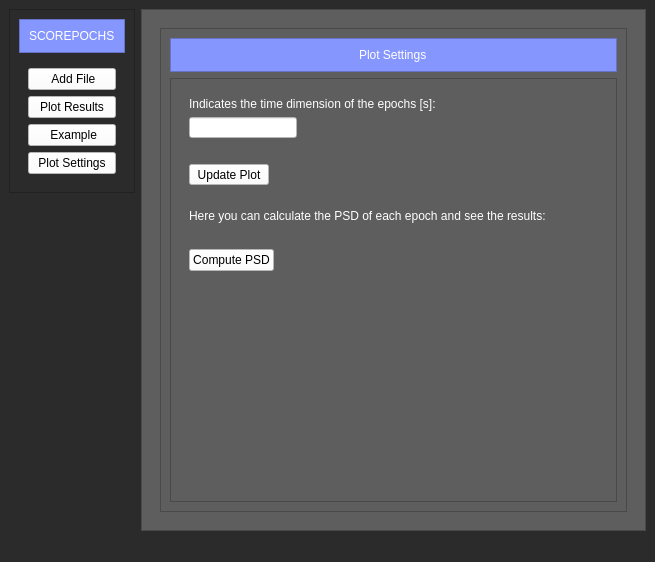
Qt form qt_tesi.ui (saugabriele/Scorepochs_GUI) before a commit.
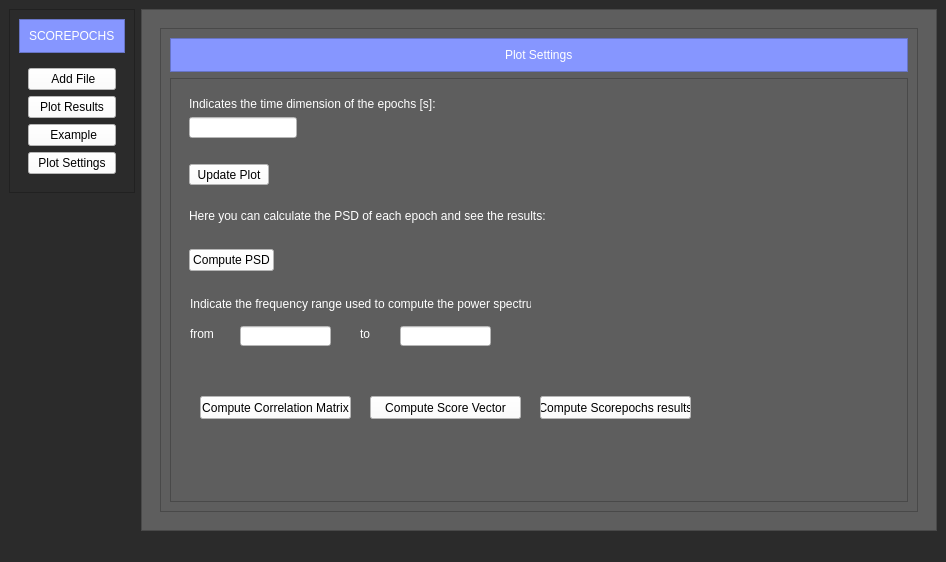
The same form after that commit. Icons and pictures are not drawn.

```diff
--- a/qt_tesi.ui
+++ b/qt_tesi.ui
@@ -6,7 +6,7 @@
    <rect>
     <x>0</x>
     <y>0</y>
-    <width>655</width>
+    <width>946</width>
     <height>562</height>
    </rect>
   </property>
@@ -857,6 +857,189 @@
                    </layout>
                   </widget>
                  </item>
+                 <item>
+                  <widget class="QWidget" name="widget_8" native="true">
+                   <property name="sizePolicy">
+                    <sizepolicy hsizetype="Preferred" vsizetype="Expanding">
+                     <horstretch>0</horstretch>
+                     <verstretch>0</verstretch>
+                    </sizepolicy>
+                   </property>
+                   <widget class="QLabel" name="label_16">
+                    <property name="geometry">
+                     <rect>
+                      <x>10</x>
+                      <y>10</y>
+                      <width>341</width>
+                      <height>16</height>
+                     </rect>
+                    </property>
+                    <property name="styleSheet">
+                     <string notr="true">color: rgb(255, 255, 255);</string>
+                    </property>
+                    <property name="text">
+                     <string>Indicate the frequency range used to compute the power spectrum:</string>
+                    </property>
+                   </widget>
+                   <widget class="QLabel" name="label_17">
+                    <property name="geometry">
+                     <rect>
+                      <x>10</x>
+                      <y>40</y>
+                      <width>51</width>
+                      <height>16</height>
+                     </rect>
+                    </property>
+                    <property name="styleSheet">
+                     <string notr="true">color: rgb(255, 255, 255);</string>
+                    </property>
+                    <property name="text">
+                     <string>from</string>
+                    </property>
+                   </widget>
+                   <widget class="QLabel" name="label_18">
+                    <property name="geometry">
+                     <rect>
+                      <x>180</x>
+                      <y>40</y>
+                      <width>51</width>
+                      <height>16</height>
+                     </rect>
+                    </property>
+                    <property name="styleSheet">
+                     <string notr="true">color: rgb(255, 255, 255);</string>
+                    </property>
+                    <property name="text">
+                     <string>to</string>
+                    </property>
+                   </widget>
+                   <widget class="QLineEdit" name="min_freqRange">
+                    <property name="geometry">
+                     <rect>
+                      <x>60</x>
+                      <y>40</y>
+                      <width>91</width>
+                      <height>20</height>
+                     </rect>
+                    </property>
+                    <property name="styleSheet">
+                     <string notr="true">background-color: rgb(255, 255, 255);</string>
+                    </property>
+                   </widget>
+                   <widget class="QLineEdit" name="max_freqRange">
+                    <property name="geometry">
+                     <rect>
+                      <x>220</x>
+                      <y>40</y>
+                      <width>91</width>
+                      <height>20</height>
+                     </rect>
+                    </property>
+                    <property name="styleSheet">
+                     <string notr="true">background-color: rgb(255, 255, 255);</string>
+                    </property>
+                   </widget>
+                   <widget class="QPushButton" name="compute_corr_matrix_button">
+                    <property name="geometry">
+                     <rect>
+                      <x>20</x>
+                      <y>110</y>
+                      <width>151</width>
+                      <height>23</height>
+                     </rect>
+                    </property>
+                    <property name="styleSheet">
+                     <string notr="true">background-color: rgb(255, 255, 255);</string>
+                    </property>
+                    <property name="text">
+                     <string>Compute Correlation Matrix</string>
+                    </property>
+                   </widget>
+                   <widget class="QPushButton" name="compute_score_vector_button">
+                    <property name="geometry">
+                     <rect>
+                      <x>190</x>
+                      <y>110</y>
+                      <width>151</width>
+                      <height>23</height>
+                     </rect>
+                    </property>
+                    <property name="styleSheet">
+                     <string notr="true">background-color: rgb(255, 255, 255);</string>
+                    </property>
+                    <property name="text">
+                     <string>Compute Score Vector</string>
+                    </property>
+                   </widget>
+                   <widget class="QPushButton" name="compute_scorepochs_button">
+                    <property name="geometry">
+                     <rect>
+                      <x>360</x>
+                      <y>110</y>
+                      <width>151</width>
+                      <height>23</height>
+                     </rect>
+                    </property>
+                    <property name="styleSheet">
+                     <string notr="true">background-color: rgb(255, 255, 255);</string>
+                    </property>
+                    <property name="text">
+                     <string>Compute Scorepochs results</string>
+                    </property>
+                   </widget>
+                   <widget class="QLabel" name="scorepochs_error_message">
+                    <property name="geometry">
+                     <rect>
+                      <x>20</x>
+                      <y>150</y>
+                      <width>481</width>
+                      <height>20</height>
+                     </rect>
+                    </property>
+                    <property name="styleSheet">
+                     <string notr="true">
+color: rgb(255, 0, 0);</string>
+                    </property>
+                    <property name="text">
+                     <string/>
+                    </property>
+                   </widget>
+                   <widget class="QLabel" name="maxfreqRange_error_message">
+                    <property name="geometry">
+                     <rect>
+                      <x>230</x>
+                      <y>70</y>
+                      <width>161</width>
+                      <height>20</height>
+                     </rect>
+                    </property>
+                    <property name="styleSheet">
+                     <string notr="true">
+color: rgb(255, 0, 0);</string>
+                    </property>
+                    <property name="text">
+                     <string/>
+                    </property>
+                   </widget>
+                   <widget class="QLabel" name="minfreqRange_error_message">
+                    <property name="geometry">
+                     <rect>
+                      <x>50</x>
+                      <y>70</y>
+                      <width>161</width>
+                      <height>20</height>
+                     </rect>
+                    </property>
+                    <property name="styleSheet">
+                     <string notr="true">
+color: rgb(255, 0, 0);</string>
+                    </property>
+                    <property name="text">
+                     <string/>
+                    </property>
+                   </widget>
+                  </widget>
+                 </item>
                 </layout>
                </widget>
               </item>
```
